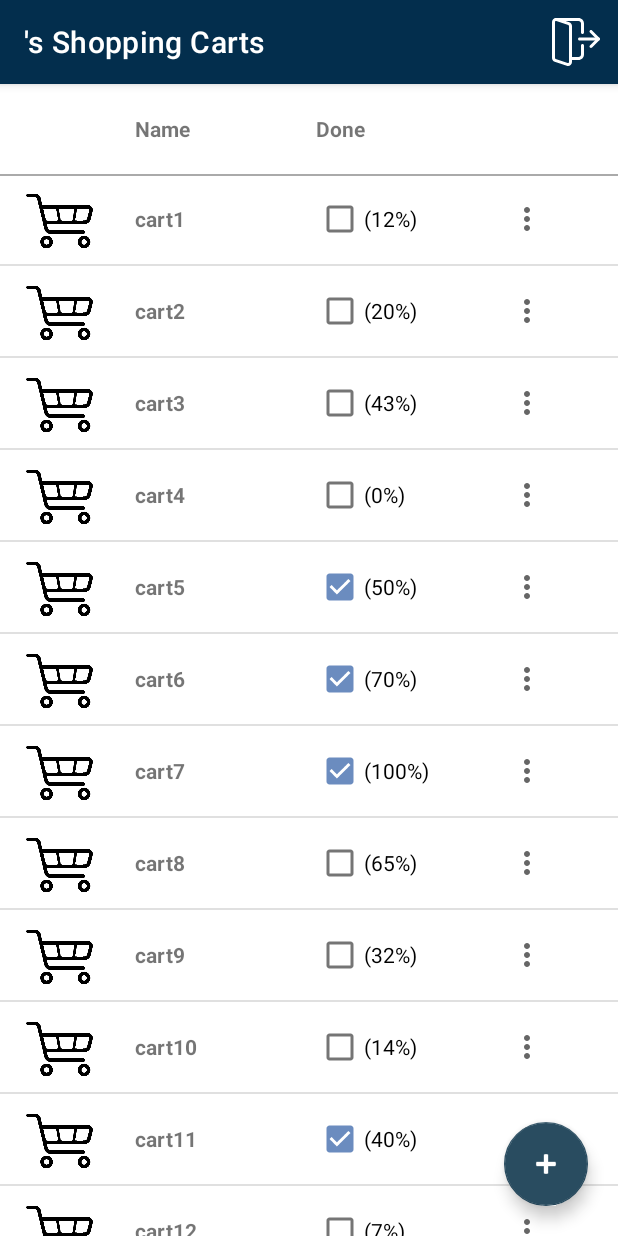
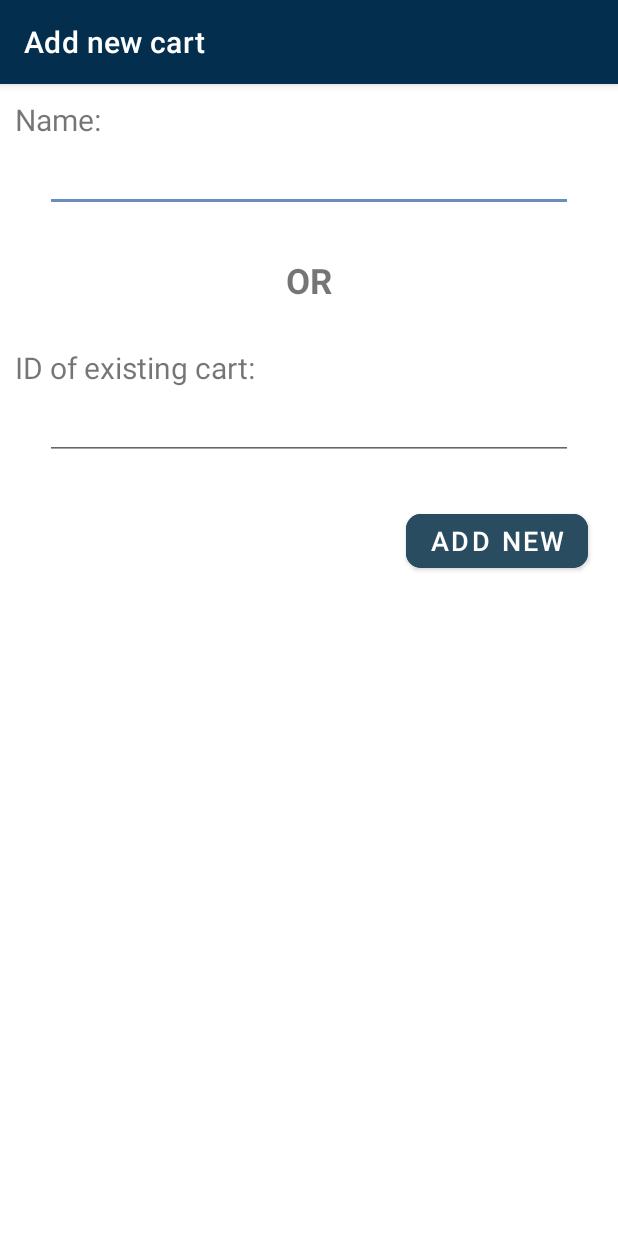
Before and after one commit to molnar75/ShoppingCart, an Android app: the CartListActivity screen opened directly, with no data from a screen before it, after a tap on an icon or button, on a phone screen of 412 x 824 dp. Run offline under Robolectric (Android 15) with nearby library versions, the phone set to English and light mode, and no system bars.

Commit message:
Added the activity to add new Cart

```diff
--- a/app/src/main/AndroidManifest.xml
+++ b/app/src/main/AndroidManifest.xml
@@ -9,9 +9,8 @@
         android:roundIcon="@mipmap/app_icon_round"
         android:supportsRtl="true"
         android:theme="@style/Theme.ShoppingCart">
-        <activity
-            android:name=".CartListActivity">
-        </activity>
+        <activity android:name=".CartFormActivity"></activity>
+        <activity android:name=".CartListActivity"></activity>
         <activity android:name=".ItemFormActivity" /> <!-- TODO a szülője a cartItemListActivity legyen, de jelenleg összeomlik mert üres az intent -->
         <activity
             android:name=".MainActivity"
--- /dev/null
+++ b/app/src/main/java/com/example/shoppingcart/CartFormActivity.java
@@ -0,0 +1,52 @@
+package com.example.shoppingcart;
+
+import androidx.appcompat.app.AppCompatActivity;
+
+import android.os.Bundle;
+import android.view.View;
+import android.widget.Button;
+import android.widget.EditText;
+
+public class CartFormActivity extends AppCompatActivity {
+
+    @Override
+    protected void onCreate(Bundle savedInstanceState) {
+        super.onCreate(savedInstanceState);
+        setContentView(R.layout.activity_cart_form);
+
+        setTitle("Add new cart");
+
+        Button addNewButton = findViewById(R.id.addNewButtonCartForm);
+        EditText etName = findViewById(R.id.cartNameCartForm);
+        EditText etId = findViewById(R.id.cartIDCartForm);
+
+        addNewButton.setOnClickListener(new View.OnClickListener() {
+            @Override
+            public void onClick(View v) {
+                String newName = etName.getText().toString();
+                String newId = etId.getText().toString();
+
+                if(validation(newName, newId, etName, etId)){
+                    if(!newName.isEmpty()) {
+                        //TODO backendhez új item névvel
+                    } else {
+                        //TODO felhasználóhoz hozáadni a cartot az id alapján
+                    }
+                }
+            }
+        });
+    }
+
+    //Returns false if both of the data is empty
+    Boolean validation(String newCartName, String newCartId, EditText etName, EditText etId) {
+
+        if(newCartName.isEmpty() && newCartId.isEmpty()) {
+            etName.setError("One field is required");
+            etId.setError("One field is required");
+
+            return false;
+        }
+
+        return true;
+    }
+}
--- a/app/src/main/java/com/example/shoppingcart/CartListActivity.java
+++ b/app/src/main/java/com/example/shoppingcart/CartListActivity.java
@@ -33,18 +33,18 @@ public class CartListActivity extends AppCompatActivity {
         FloatingActionButton addNewCart = findViewById(R.id.addNewCartButton);
 
         //create shopping carts
-        ShoppingCart cart1 = new ShoppingCart("cart1", 12, false);
-        ShoppingCart cart2 = new ShoppingCart("cart2", 20, false);
-        ShoppingCart cart3 = new ShoppingCart("cart3", 43, false);
-        ShoppingCart cart4 = new ShoppingCart("cart4", 0, false);
-        ShoppingCart cart5 = new ShoppingCart("cart5", 50, true);
-        ShoppingCart cart6 = new ShoppingCart("cart6", 70, true);
-        ShoppingCart cart7 = new ShoppingCart("cart7", 100, true);
-        ShoppingCart cart8 = new ShoppingCart("cart8", 65, false);
-        ShoppingCart cart9 = new ShoppingCart("cart9", 32, false);
-        ShoppingCart cart10 = new ShoppingCart("cart10", 14, false);
-        ShoppingCart cart11 = new ShoppingCart("cart11", 40, true);
-        ShoppingCart cart12 = new ShoppingCart("cart12", 7, false);
+        ShoppingCart cart1 = new ShoppingCart(0,"cart1", 12, false);
+        ShoppingCart cart2 = new ShoppingCart(1,"cart2", 20, false);
+        ShoppingCart cart3 = new ShoppingCart(2,"cart3", 43, false);
+        ShoppingCart cart4 = new ShoppingCart(3,"cart4", 0, false);
+        ShoppingCart cart5 = new ShoppingCart(4,"cart5", 50, true);
+        ShoppingCart cart6 = new ShoppingCart(5,"cart6", 70, true);
+        ShoppingCart cart7 = new ShoppingCart(6,"cart7", 100, true);
+        ShoppingCart cart8 = new ShoppingCart(7,"cart8", 65, false);
+        ShoppingCart cart9 = new ShoppingCart(8,"cart9", 32, false);
+        ShoppingCart cart10 = new ShoppingCart(9,"cart10", 14, false);
+        ShoppingCart cart11 = new ShoppingCart(10,"cart11", 40, true);
+        ShoppingCart cart12 = new ShoppingCart(11,"cart12", 7, false);
 
         ArrayList<ShoppingCart> shoppingCartList = new ArrayList<>();
 
@@ -93,10 +93,12 @@ public class CartListActivity extends AppCompatActivity {
             startActivity(intent);
         });
 
+        //opens the cartFormActivity
         addNewCart.setOnClickListener(new View.OnClickListener() {
             @Override
             public void onClick(View v) {
-                Toast.makeText(CartListActivity.this, "Add new cart", Toast.LENGTH_SHORT).show();
+                Intent intent = new Intent(CartListActivity.this, CartFormActivity.class);
+                startActivity(intent);
             }
         });
 
--- a/app/src/main/java/com/example/shoppingcart/ShoppingCart.java
+++ b/app/src/main/java/com/example/shoppingcart/ShoppingCart.java
@@ -4,8 +4,10 @@ public class ShoppingCart {
     private String name;
     private int percentage;
     private boolean isItDone;
+    private int id;
 
-    public ShoppingCart(String name, int percentage, boolean isItDone) {
+    public ShoppingCart(int id, String name, int percentage, boolean isItDone) {
+        this.id = id;
         this.name = name;
         this.percentage = percentage;
         this.isItDone = isItDone;
@@ -34,4 +36,12 @@ public class ShoppingCart {
     public void setItDone(boolean itDone) {
         isItDone = itDone;
     }
+
+    public int getId() {
+        return id;
+    }
+
+    public void setId(int id) {
+        this.id = id;
+    }
 }
--- /dev/null
+++ b/app/src/main/res/layout/activity_cart_form.xml
@@ -0,0 +1,70 @@
+<?xml version="1.0" encoding="utf-8"?>
+<androidx.constraintlayout.widget.ConstraintLayout xmlns:android="http://schemas.android.com/apk/res/android"
+    xmlns:app="http://schemas.android.com/apk/res-auto"
+    xmlns:tools="http://schemas.android.com/tools"
+    android:layout_width="match_parent"
+    android:layout_height="match_parent"
+    tools:context=".CartFormActivity">
+
+    <LinearLayout
+        android:layout_width="match_parent"
+        android:layout_height="match_parent"
+        android:orientation="vertical">
+
+
+        <TextView
+            android:layout_width="wrap_content"
+            android:layout_height="30dp"
+            android:layout_marginLeft="10dp"
+            android:layout_marginTop="10dp"
+            android:text="Name:"
+            android:textSize="20sp"/>
+
+        <EditText
+            android:id="@+id/cartNameCartForm"
+            android:layout_width="fill_parent"
+            android:layout_height="wrap_content"
+            android:layout_marginLeft="30dp"
+            android:layout_marginRight="30dp" />
+
+        <TextView
+            android:layout_width="wrap_content"
+            android:layout_height="30dp"
+            android:layout_marginTop="30dp"
+            android:text="OR"
+            android:textSize="23sp"
+            android:layout_gravity="center"
+            android:textStyle="bold" />
+
+        <TextView
+            android:layout_width="wrap_content"
+            android:layout_height="30dp"
+            android:layout_marginLeft="10dp"
+            android:layout_marginTop="30dp"
+            android:text="ID of existing cart:"
+            android:textSize="20sp"/>
+
+        <EditText
+            android:id="@+id/cartIDCartForm"
+            android:layout_width="fill_parent"
+            android:layout_height="wrap_content"
+            android:layout_marginLeft="30dp"
+            android:layout_marginRight="30dp"
+            android:ems="10"
+            android:inputType="number"/>
+
+        <Button
+            android:id="@+id/addNewButtonCartForm"
+            android:layout_width="wrap_content"
+            android:layout_height="wrap_content"
+            android:layout_gravity="end"
+            android:layout_marginTop="30dp"
+            android:layout_marginRight="20dp"
+            android:backgroundTint="#294C60"
+            android:text="Add new"
+            android:textSize="18sp"
+            app:cornerRadius="10dp" />
+
+    </LinearLayout>
+
+</androidx.constraintlayout.widget.ConstraintLayout>
```
